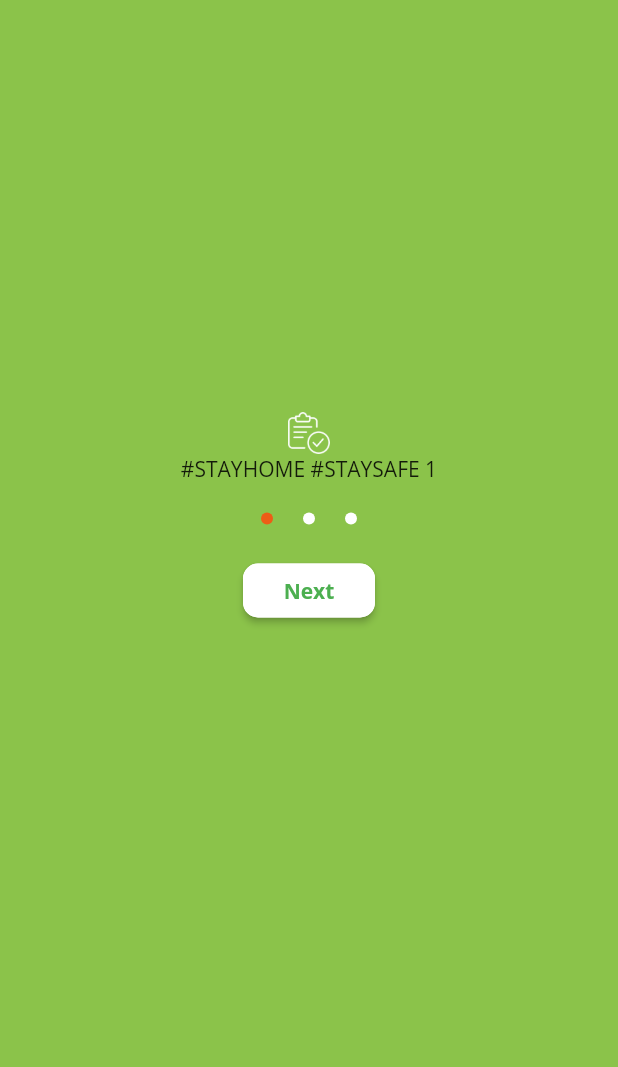
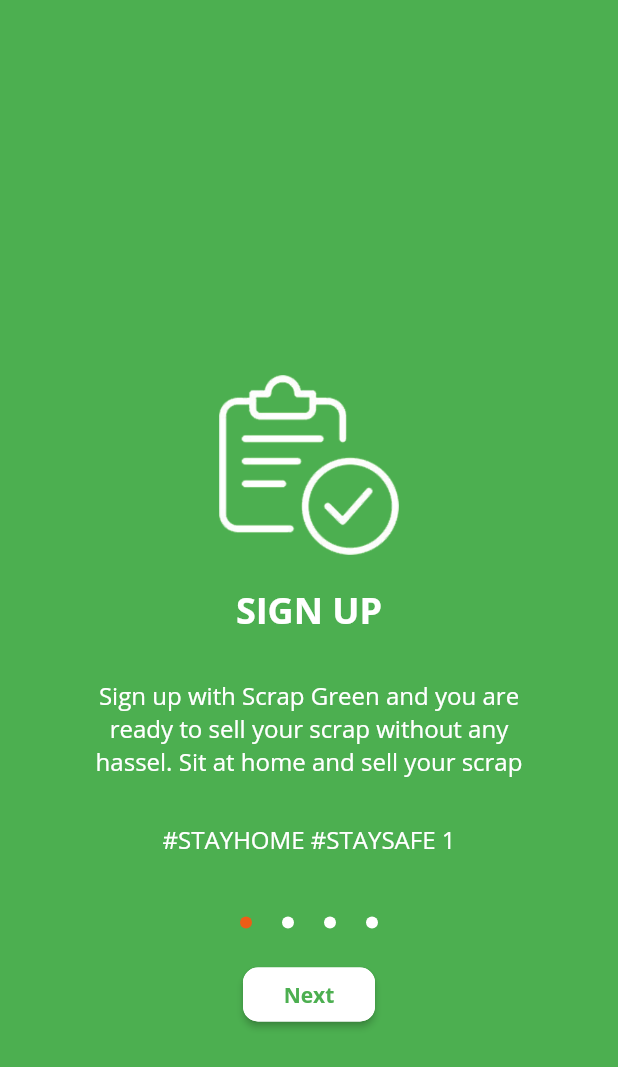
Before and after one commit to bhabalhemant/scrap_green, a Flutter app: the CarouselDemo screen opened by its route, on a phone screen of 412 x 824 dp. Shown: the top 1067 px of the screen. Run offline on Flutter 3.47's test engine with Material 2 defaults, Android fonts, the phone set to English and light mode, and no system bars; drawn by our look-alikes of carousel_slider; our stand-ins replace datetime_picker_formfield, dio, equatable, file_picker, flutter_bloc, flutter_screenutil and 4 more; accounts and stored records are empty.

Commit message:
new changes add

```diff
--- a/lib/ui/carousel_demo.dart
+++ b/lib/ui/carousel_demo.dart
@@ -1,6 +1,7 @@
 import 'package:carousel_slider/carousel_slider.dart';
 import 'package:dana/models/slider.dart';
 import 'package:flutter/material.dart';
+import 'package:dana/utils/constants.dart' as Constants;
 
 class CarouselDemo extends StatefulWidget {
   @override
@@ -12,18 +13,18 @@ class _CarouselDemoState extends State<CarouselDemo> {
   String header;
   String description;
   int _current = 0;
-  int _max = 2;
+  int _max = 3;
   final GlobalKey<ScaffoldState> scaffoldKey = new GlobalKey<ScaffoldState>();
   final List<SliderItem> imgList = [
-    SliderItem('pad.png', 'SIGN', 'Sign up long text test test test test',
+    SliderItem('pad.png', 'SIGN UP', 'Sign up with Scrap Green and you are ready to sell your scrap without any hassel. Sit at home and sell your scrap',
         '#STAYHOME #STAYSAFE 1'),
-    SliderItem('pad.png', 'SIGN', 'Sign up long text test test test test',
+    SliderItem('pad.png', 'SIGN IN', 'Sign up with Scrap Green and you are ready to sell your scrap without any hassel. Sit at home and sell your scrap',
         '#STAYHOME #STAYSAFE 2'),
-    SliderItem('pad.png', 'SIGN', 'Sign up long text test test test test',
-        '#STAYHOME #STAYSAFE 3')
+    SliderItem('pad.png', 'SIGN UP', 'Sign up with Scrap Green and you are ready to sell your scrap without any hassel. Sit at home and sell your scrap',
+        '#STAYHOME #STAYSAFE 3'),
+    SliderItem('pad.png', 'SIGN IN', 'Sign up with Scrap Green and you are ready to sell your scrap without any hassel. Sit at home and sell your scrap',
+        '#STAYHOME #STAYSAFE 4')
   ];
-
-  _CarouselDemoState({this.icons, this.header, this.description});
 
   final CarouselController _controller = CarouselController();
 
@@ -38,15 +39,51 @@ class _CarouselDemoState extends State<CarouselDemo> {
   Widget build(BuildContext context) {
     imageSliders = imgList.map((SliderItem item) {
       return Container(
-          color: Colors.lightGreen,
-          width: double.infinity,
-          height: double.infinity,
+          color: Colors.green,
+          // width: double.infinity,
+          // height: double.infinity,
           child: Center(
             child: Column(
               mainAxisSize: MainAxisSize.max,
+              // mainAxisAlignment: MainAxisAlignment.spaceAround,
               children: <Widget>[
-                Image.asset('assets/${item.logoPath}', width: 28, height: 28),
-                Text(item.subtitle),
+                Padding(
+                  padding: EdgeInsets.fromLTRB(0, 250, 0, 0),
+                  child: Image.asset('assets/${item.logoPath}', width: 120, height: 120),
+                ),
+                Padding(
+                  padding: EdgeInsets.symmetric(vertical: 20.0),
+                  child: Text(item.title,
+                    textAlign: TextAlign.center,
+                    style: TextStyle(
+                      fontSize: 24.0,
+                      color: Colors.white,
+                      fontWeight: FontWeight.bold
+                    ),
+                  ),
+                ),
+                Padding(
+                  padding: EdgeInsets.symmetric(vertical: 10.0,horizontal: 18.0),
+                  child: Text(item.description,
+                  textAlign: TextAlign.center,
+                    style: TextStyle(
+                      fontSize: 16.0,
+                      color: Colors.white,
+                      // fontWeight: FontWeight.bold
+                    ),
+                  ),
+                ),
+                Padding(
+                  padding: EdgeInsets.symmetric(vertical: 20.0),
+                  child: Text(item.subtitle,
+                    style: TextStyle(
+                      fontSize: 16.0,
+                      color: Colors.white,
+                      // fontWeight: FontWeight.bold
+                    ),
+                  ),
+                ),
+
                 Row(
                   mainAxisAlignment: MainAxisAlignment.center,
                   children: imgList.map((currentObject) {
@@ -80,6 +117,9 @@ class _CarouselDemoState extends State<CarouselDemo> {
                             duration: Duration(milliseconds: 300),
                             curve: Curves.linear);
                       }
+                      else{
+                        Navigator.pushNamed(context, Constants.ROUTE_SIGN_IN);
+                      }
                     });
                   },
                   color: Colors.white,
@@ -97,7 +137,7 @@ class _CarouselDemoState extends State<CarouselDemo> {
     return Scaffold(
         key: scaffoldKey,
         body: Container(
-          color: Colors.lightGreen,
+          color: Colors.green,
           width: double.infinity,
           height: double.infinity,
           child: Center(
@@ -112,7 +152,8 @@ class _CarouselDemoState extends State<CarouselDemo> {
                       _current = index;
                     });
                   },
-                  height: MediaQuery.of(context).size.height / 3),
+                  height: MediaQuery.of(context).size.height),
+
               carouselController: _controller,
             ),
           ),
--- a/lib/utils/constants.dart
+++ b/lib/utils/constants.dart
@@ -44,12 +44,14 @@ const PARAM_LAST_NAME = "last_name";
 // const PARAM_EMAIL = "email";
 // const PARAM_MOBILE = "mobile";
 // const PARAM_ID= "id";
+const PARAM_SCHEDULE_DATE = "schedule_date_time";
 const PARAM_AADHAR = "aadhar_number";
 const PARAM_LOGO = "logo";
 const PARAM_PAN_NUMBER = "pan_number";
 const PARAM_PASSWORD = "password";
 const PARAM_ADDRESS = "address";
 const PARAM_USER_DATA = "user_data";
+const PARAM_PICKUP_REQUEST_DATA = "pickup_request_data";
 const PARAM_OTP = "otp";
 const PARAM_EMAIL_KEY = "email_key";
 const BASE_URL = "https://apptroidtechnology.in/scrap_green/";
```
Also changed, not shown: lib/models/response/pickup_request_response.dart (added, +140 -0 lines), lib/repository/repository.dart (+19 -1 lines), lib/ui/history.dart (+25 -15 lines), lib/ui/profile_screen.dart (+16 -17 lines), 5 other files.
